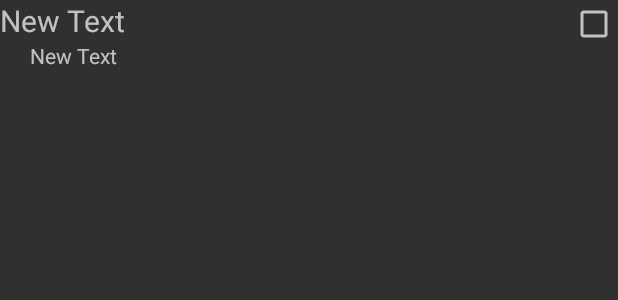
After one commit to eschilling90/ExerciseTracker, an Android app: the layout exercise_list_view_row.xml on its own in the app's theme, with its tools: preview values and no code run, on a phone screen of 412 x 824 dp. The commit adds this screen. Shown: the top 300 px of the screen. Run offline under Robolectric (Android 15) with nearby library versions, the phone set to English and light mode, and no system bars.

```diff
--- a/app/src/main/java/erik/exercisetracker/ExerciseTrackerActivity.java
+++ b/app/src/main/java/erik/exercisetracker/ExerciseTrackerActivity.java
@@ -21,6 +21,8 @@ public class ExerciseTrackerActivity extends ActionBarActivity {
     public static String email;
     public static List<WorkoutContent> workouts;
     public static List<String> exerciseTags = new ArrayList<String>();
+    public static List<ExerciseContent> exerciseList = new ArrayList<>();
+
 
     public CurrentWorkout currentWorkout;
 
--- /dev/null
+++ b/app/src/main/res/layout/exercise_list_view_row.xml
@@ -0,0 +1,37 @@
+<?xml version="1.0" encoding="utf-8"?>
+<RelativeLayout xmlns:android="http://schemas.android.com/apk/res/android"
+    android:layout_width="match_parent" android:layout_height="match_parent">
+
+    <RelativeLayout
+        android:layout_width="match_parent"
+        android:layout_height="wrap_content"
+        android:layout_alignParentTop="true"
+        android:layout_alignParentStart="true"
+        android:id="@+id/innerExerciseListViewRow"
+        android:layout_toStartOf="@+id/checkBoxExerciseListViewRow"
+        android:clickable="true">
+
+        <TextView
+            android:layout_width="wrap_content"
+            android:layout_height="wrap_content"
+            android:text="New Text"
+            android:id="@+id/nameTextExerciseListViewRow"
+            android:textSize="20dp" />
+
+        <TextView
+            android:layout_width="wrap_content"
+            android:layout_height="wrap_content"
+            android:text="New Text"
+            android:id="@+id/tagsTextExerciseListViewRow"
+            android:layout_below="@+id/nameTextExerciseListViewRow"
+            android:layout_marginLeft="20dp" />
+    </RelativeLayout>
+
+    <CheckBox
+        android:layout_width="wrap_content"
+        android:layout_height="wrap_content"
+        android:text=""
+        android:id="@+id/checkBoxExerciseListViewRow"
+        android:layout_alignParentTop="true"
+        android:layout_alignParentRight="true"/>
+</RelativeLayout>
--- a/app/src/main/res/layout/send_workout_fragment.xml
+++ b/app/src/main/res/layout/send_workout_fragment.xml
@@ -105,7 +105,7 @@
         android:layout_below="@+id/recipientsTextSendWorkout"
         android:layout_alignParentStart="true" />
 
-    <EditText
+    <TextView
         android:layout_width="wrap_content"
         android:layout_height="wrap_content"
         android:inputType="textMultiLine"
@@ -115,6 +115,7 @@
         android:layout_marginTop="54dp"
         android:layout_below="@+id/workoutDescriptionTextSendWorkout"
         android:layout_alignParentStart="true"
-        android:layout_alignParentEnd="true" />
+        android:layout_alignParentEnd="true"
+        android:textSize="20dp" />
 
 </RelativeLayout>
```
Also changed, not shown: app/src/main/java/erik/exercisetracker/AddExerciseFragment.java (+54 -81 lines), app/src/main/java/erik/exercisetracker/ExerciseListViewAdapter.java (added, +155 -0 lines).
